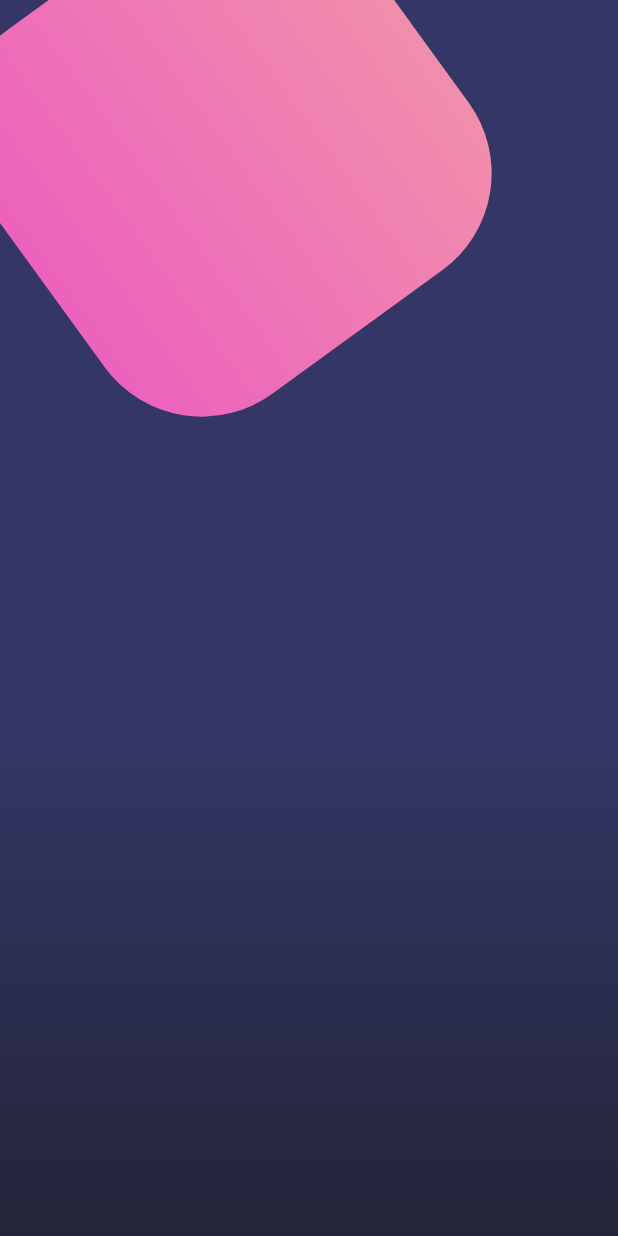
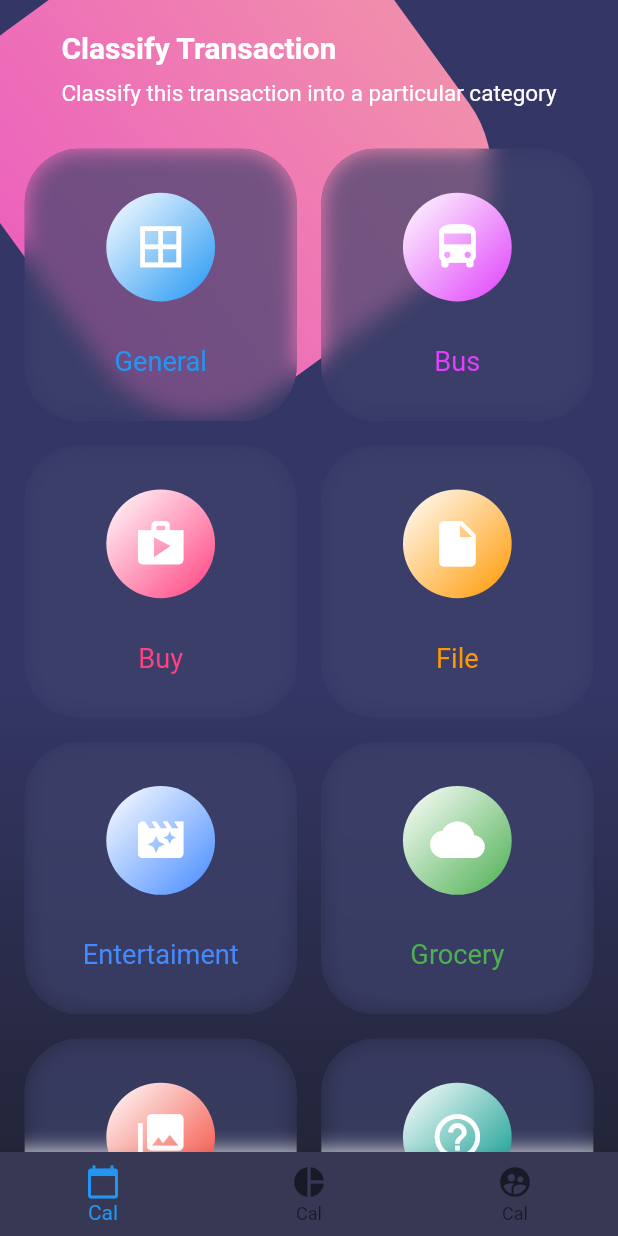
Before and after one commit to RodrigoScott/disenos, a Flutter app: the screen it shows after launch, on a phone screen of 412 x 824 dp. Run offline on Flutter 3.47's test engine with Material 2 defaults, Android fonts, the phone set to English and light mode, and no system bars.

Commit message:
Finished project

```diff
--- a/lib/main.dart
+++ b/lib/main.dart
@@ -2,6 +2,7 @@ import 'package:diseno/src/pages/basico_page.dart';
 import 'package:diseno/src/pages/buttons_page.dart';
 import 'package:diseno/src/pages/scroll_page.dart';
 import 'package:flutter/material.dart';
+import 'package:flutter/services.dart';
 
 
 void main() =>runApp(MyApp());
@@ -10,6 +11,11 @@ class MyApp extends StatelessWidget {
 
   @override
   Widget build(BuildContext context) {
+
+    SystemChrome.setSystemUIOverlayStyle( SystemUiOverlayStyle.light.copyWith(
+        statusBarColor: Colors.transparent
+      )
+    );
     return MaterialApp(
       debugShowCheckedModeBanner: false,
       title: 'Diseños',
--- a/lib/src/pages/buttons_page.dart
+++ b/lib/src/pages/buttons_page.dart
@@ -1,20 +1,35 @@
 import 'dart:math';
+import 'dart:ui';
 
 import 'package:flutter/material.dart';
+
+enum _cellSide { left, right }
 
 class ButtonsPage extends StatelessWidget {
   @override
   Widget build(BuildContext context) {
+
+    final Size tamagno = MediaQuery.of(context).size;
+
     return Scaffold(
+      bottomNavigationBar: _buttonBar(context),
       body: Stack(
         children: <Widget>[
           _background(),
+          SingleChildScrollView(
+            child: Column(
+               children: <Widget>[
+                 _title(),
+                 _Buttons(tamagno),
+               ],
+            ),
+          )
         ],
       )
     );
   }
 
- Widget _background() {
+  Widget _background() {
 
     final gradient = Container(
       width: double.infinity,
@@ -58,4 +73,177 @@ class ButtonsPage extends StatelessWidget {
 
     );
  }
+
+
+  Widget _title() {
+
+    return SafeArea(
+      child: Container(
+        padding: EdgeInsets.all(20.0),
+        child: Column(
+          crossAxisAlignment: CrossAxisAlignment.start,
+          children: <Widget>[
+            Text('Classify Transaction', style:  TextStyle(fontWeight: FontWeight.bold, color: Colors.white, fontSize: 20.0),),
+            SizedBox(height: 10,),
+            Text('Classify this transaction into a particular category', style: TextStyle( color: Colors.white, fontSize: 15.0 )),
+          ],
+        ),
+      ),
+    );
+
+  }
+
+
+  Widget _buttonBar(BuildContext context){
+
+    return Theme(
+      data: Theme.of(context).copyWith(
+        canvasColor: Color.fromRGBO(55, 57, 84, 1.0),//color de fondo
+        primaryColor: Colors.pinkAccent,
+        textTheme: Theme.of(context).textTheme.copyWith( caption: TextStyle( color: Color.fromRGBO(116, 117, 152, 1.0) ) ),
+
+      ),
+      child: BottomNavigationBar(
+        items: <BottomNavigationBarItem>[
+          BottomNavigationBarItem(
+            icon: Icon (Icons.calendar_today),
+            title: Text('Cal'),
+          ),
+          BottomNavigationBarItem(
+            icon: Icon (Icons.pie_chart),
+            title: Text('Cal'),
+          ),
+          BottomNavigationBarItem(
+            icon: Icon (Icons.supervised_user_circle),
+            title: Text('Cal'),
+          ),
+        ],
+      ),
+    );
+
+  }
+
+
+ Widget _Buttons( Size size) {
+
+    return Table(
+      children: [
+        TableRow(
+            children: [
+              _createButton( size, _cellSide.left, Colors.blue, Icons.border_all, 'General' ),
+              _createButton( size, _cellSide.right, Colors.purpleAccent, Icons.directions_bus, 'Bus' ),
+            ]
+        ),
+        TableRow(
+            children: [
+              _createButton( size, _cellSide.left, Colors.pinkAccent, Icons.shop, 'Buy' ),
+              _createButton( size, _cellSide.right,  Colors.orange, Icons.insert_drive_file, 'File' ),
+            ]
+        ),
+        TableRow(
+            children: [
+              _createButton( size, _cellSide.left, Colors.blueAccent, Icons.movie_filter, 'Entertaiment' ),
+              _createButton( size, _cellSide.right, Colors.green, Icons.cloud, 'Grocery' ),
+            ]
+        ),
+        TableRow(
+            children: [
+              _createButton( size, _cellSide.left, Colors.red, Icons.collections, 'Photos' ),
+              _createButton( size, _cellSide.right, Colors.teal, Icons.help_outline, 'General' ),
+            ]
+        )
+      ],
+    );
+
+ }
+
+ Widget _createButton(Size size, _cellSide cellSide, Color color, IconData icon, String text) {
+
+   final double lado = size.width * (0.50 - 0.02 * 3);
+
+   final double margen = size.width * 0.02;
+
+   return Container(
+     height: lado,
+     width: lado,
+     margin: EdgeInsets.only(
+       left: margen * (cellSide == _cellSide.left ? 2.0 : 1.0),
+       right: margen * (cellSide == _cellSide.right ? 2.0 : 1.0),
+       top: margen,
+       bottom: margen,
+     ),
+    decoration: BoxDecoration(
+      color: Color.fromRGBO(62, 66, 107, 0.7),
+      borderRadius: BorderRadius.circular(lado * 0.2),
+    ),
+    child: ClipRRect(
+      borderRadius: BorderRadius.circular(lado * 0.2),
+      child: BackdropFilter(
+        filter: ImageFilter.blur(
+        sigmaX: 7.5,
+        sigmaY: 7.5,
+        ),
+        child: Column(
+          mainAxisAlignment: MainAxisAlignment.spaceEvenly,
+          children: <Widget>[
+            Container(
+              height: lado * 0.40,
+              width: lado * 0.40,
+              decoration: BoxDecoration(
+                borderRadius: BorderRadius.circular(lado * 0.40),
+                gradient: LinearGradient(
+                  colors: <Color>[
+                    Colors.white,
+                    color,
+                  ],
+                begin: FractionalOffset(0.0, 0.0),
+                end: FractionalOffset(1.0, 1.0),
+                ),
+              ),
+              child: Icon(
+                icon,
+                color: Colors.white,
+                size: lado * 0.20,
+              ),
+            ),
+            Text(text, style: TextStyle(color: color, fontSize: lado * 0.1,),),
+          ],
+        ),
+      )
+    ),
+   );
+
+
+   /*return ClipRRect(
+      child: BackdropFilter(
+        filter: ImageFilter.blur(sigmaX: 5.0,sigmaY: 5.0),
+        child: Container(
+          height: 150,
+          width: 150,
+          margin: EdgeInsets.all(10.0),
+          decoration: BoxDecoration(
+              color: Color.fromRGBO(62, 66, 107, 0.7),
+              borderRadius: BorderRadius.circular(20.0)
+          ),
+          child: Column(
+            mainAxisAlignment: MainAxisAlignment.spaceAround,
+            children: <Widget>[
+              SizedBox(height: 10,),
+              CircleAvatar(
+                backgroundColor: color,
+                radius: 30.0,
+                child: Icon(icon, color: Colors.white,),
+              ),
+              Text(text, style: TextStyle(color: color, fontSize: 18),),
+              SizedBox(height: 10,),
+            ],
+          ),
+
+        ),
+      ),
+    );*/
+
+ }
+
+
 }
```
